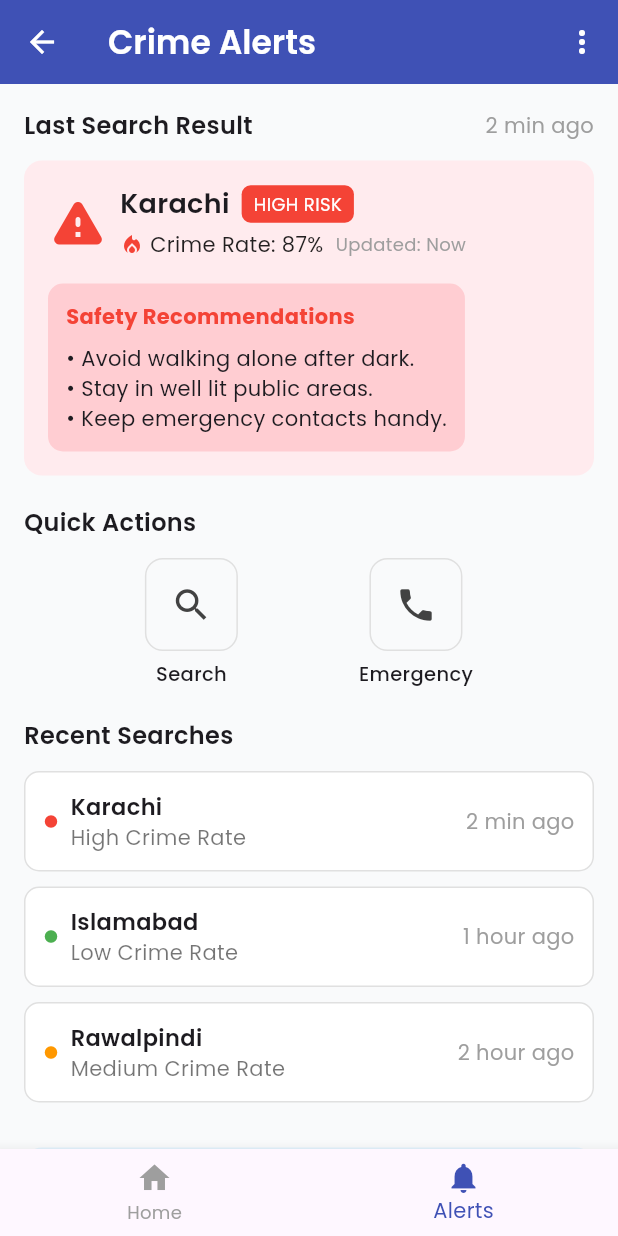
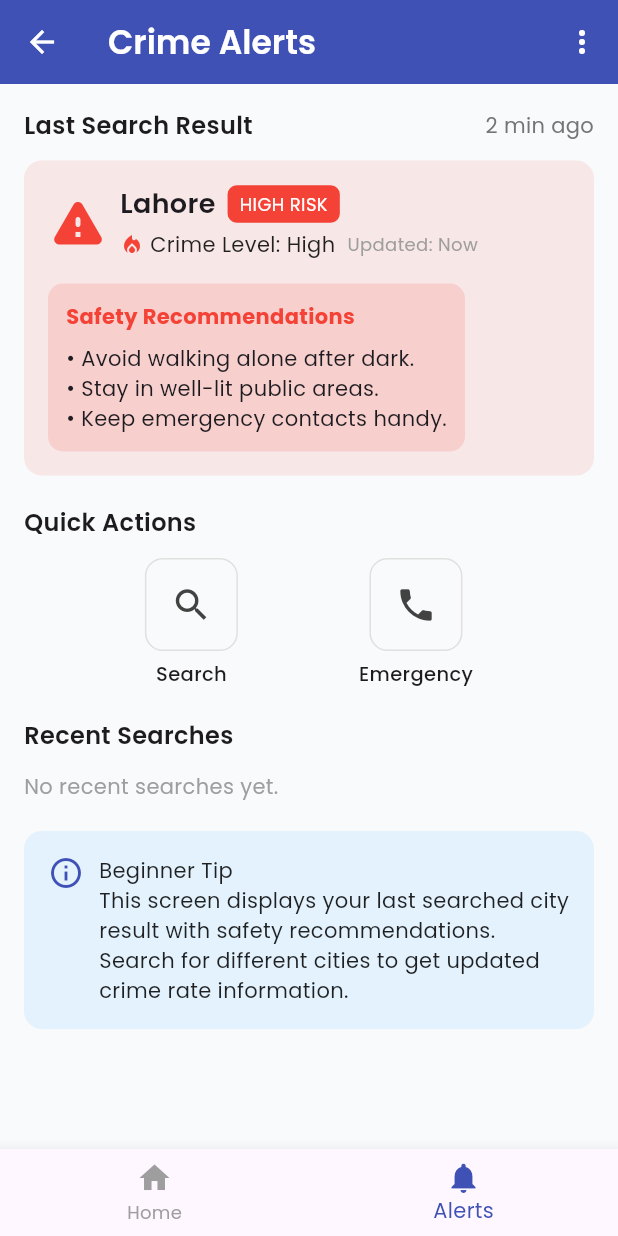
Before and after one commit to Amansarfraz/crime_app, a Flutter app: the CrimeAlertsScreen screen opened by its route, on a phone screen of 412 x 824 dp. Run offline on Flutter 3.47's test engine with Material 3 defaults, Android fonts, the phone set to English and light mode, and no system bars; our stand-ins replace google_fonts.

Commit message:
first commit

```diff
--- a/lib/main.dart
+++ b/lib/main.dart
@@ -29,7 +29,12 @@ class MyApp extends StatelessWidget {
         '/getstartedscreen': (context) => const GetStartedScreen(),
         '/home_screen': (context) => const HomeScreen(),
         '/crime_categories_screen': (context) => const CrimeCategoriesScreen(),
-        '/crime_alerts_screen': (contest) => const CrimeAlertsScreen(),
+        // ❌ Fixed: added required parameters for CrimeAlertsScreen
+        '/crime_alerts_screen': (context) => CrimeAlertsScreen(
+          city: 'Lahore',
+          crimeLevel: 'High',
+          recentSearches: const [],
+        ),
       },
 
       // ✅ Handle dynamic routes like CrimeDetailScreen here
--- a/lib/screens/crime_alerts_screen.dart
+++ b/lib/screens/crime_alerts_screen.dart
@@ -1,10 +1,67 @@
 import 'package:flutter/material.dart';
+import 'package:intl/intl.dart';
 
 class CrimeAlertsScreen extends StatelessWidget {
-  const CrimeAlertsScreen({super.key});
+  final String city;
+  final String crimeLevel;
+  final List<Map<String, dynamic>> recentSearches;
+
+  const CrimeAlertsScreen({
+    super.key,
+    required this.city,
+    required this.crimeLevel,
+    required this.recentSearches,
+  });
+
+  Color getLevelColor(String level) {
+    switch (level) {
+      case 'High':
+        return Colors.red;
+      case 'Medium':
+        return Colors.orange;
+      case 'Low':
+        return Colors.green;
+      default:
+        return Colors.grey;
+    }
+  }
+
+  List<String> getSafetyTips(String level) {
+    switch (level) {
+      case 'High':
+        return [
+          'Avoid walking alone after dark.',
+          'Stay in well-lit public areas.',
+          'Keep emergency contacts handy.',
+        ];
+      case 'Medium':
+        return [
+          'Stay alert and aware of surroundings.',
+          'Avoid isolated locations at night.',
+        ];
+      case 'Low':
+        return [
+          'Maintain regular safety habits.',
+          'Report any suspicious activity.',
+        ];
+      default:
+        return ['Stay cautious and informed.'];
+    }
+  }
+
+  String timeAgo(DateTime time) {
+    final diff = DateTime.now().difference(time);
+    if (diff.inMinutes < 1) return 'Just now';
+    if (diff.inMinutes < 60) return '${diff.inMinutes} min ago';
+    if (diff.inHours < 24) return '${diff.inHours} hr ago';
+    return DateFormat('hh:mm a').format(time);
+  }
 
   @override
   Widget build(BuildContext context) {
+    final color = getLevelColor(crimeLevel);
+    final tips = getSafetyTips(crimeLevel);
+
     return Scaffold(
       backgroundColor: const Color(0xFFF9FAFB),
       appBar: AppBar(
@@ -12,7 +69,7 @@ class CrimeAlertsScreen extends StatelessWidget {
         elevation: 0,
         leading: IconButton(
           icon: const Icon(Icons.arrow_back, color: Colors.white),
-          onPressed: () {},
+          onPressed: () => Navigator.pop(context),
         ),
         title: const Text(
           'Crime Alerts',
@@ -25,10 +82,15 @@ class CrimeAlertsScreen extends StatelessWidget {
           ),
         ],
       ),
+
+      // ✅ Bottom Navigation
       bottomNavigationBar: BottomNavigationBar(
         currentIndex: 1,
         selectedItemColor: const Color(0xFF3F51B5),
         unselectedItemColor: Colors.grey,
+        onTap: (index) {
+          if (index == 0) Navigator.pop(context); // back to home
+        },
         items: const [
           BottomNavigationBarItem(icon: Icon(Icons.home), label: 'Home'),
           BottomNavigationBarItem(
@@ -37,6 +99,8 @@ class CrimeAlertsScreen extends StatelessWidget {
           ),
         ],
       ),
+
+      // ✅ Scrollable Body
       body: SingleChildScrollView(
         padding: const EdgeInsets.all(16),
         child: Column(
@@ -45,12 +109,12 @@ class CrimeAlertsScreen extends StatelessWidget {
             // ===== Last Search Result =====
             Row(
               mainAxisAlignment: MainAxisAlignment.spaceBetween,
-              children: const [
-                Text(
+              children: [
+                const Text(
                   'Last Search Result',
                   style: TextStyle(fontSize: 16, fontWeight: FontWeight.w600),
                 ),
-                Text('2 min ago', style: TextStyle(color: Colors.grey)),
+                Text('2 min ago', style: TextStyle(color: Colors.grey[600])),
               ],
             ),
             const SizedBox(height: 12),
@@ -59,7 +123,7 @@ class CrimeAlertsScreen extends StatelessWidget {
             Container(
               padding: const EdgeInsets.all(16),
               decoration: BoxDecoration(
-                color: const Color(0xFFFFEBEE),
+                color: color.withOpacity(0.1),
                 borderRadius: BorderRadius.circular(12),
               ),
               child: Column(
@@ -68,20 +132,17 @@ class CrimeAlertsScreen extends StatelessWidget {
                   // City + High Risk Badge
                   Row(
                     children: [
-                      const Icon(
-                        Icons.warning_rounded,
-                        color: Colors.red,
-                        size: 40,
-                      ),
+                      Icon(Icons.warning_rounded, color: color, size: 40),
                       const SizedBox(width: 8),
-                      Column(
+                      Expanded(
+                        child: Column(
                           crossAxisAlignment: CrossAxisAlignment.start,
                           children: [
                             Row(
                               children: [
-                              const Text(
-                                'Karachi',
-                                style: TextStyle(
+                                Text(
+                                  city,
+                                  style: const TextStyle(
                                     fontSize: 18,
                                     fontWeight: FontWeight.w600,
                                   ),
@@ -93,12 +154,12 @@ class CrimeAlertsScreen extends StatelessWidget {
                                     vertical: 4,
                                   ),
                                   decoration: BoxDecoration(
-                                  color: Colors.red,
+                                    color: color,
                                     borderRadius: BorderRadius.circular(6),
                                   ),
-                                child: const Text(
-                                  'HIGH RISK',
-                                  style: TextStyle(
+                                  child: Text(
+                                    '${crimeLevel.toUpperCase()} RISK',
+                                    style: const TextStyle(
                                       color: Colors.white,
                                       fontSize: 12,
                                     ),
@@ -108,22 +169,22 @@ class CrimeAlertsScreen extends StatelessWidget {
                             ),
                             const SizedBox(height: 4),
                             Row(
-                            children: const [
+                              children: [
                                 Icon(
                                   Icons.local_fire_department,
-                                color: Colors.red,
+                                  color: color,
                                   size: 16,
                                 ),
-                              SizedBox(width: 4),
+                                const SizedBox(width: 4),
                                 Text(
-                                'Crime Rate: 87%',
-                                style: TextStyle(
+                                  'Crime Level: $crimeLevel',
+                                  style: const TextStyle(
                                     fontSize: 14,
                                     color: Colors.black87,
                                   ),
                                 ),
-                              SizedBox(width: 8),
-                              Text(
+                                const SizedBox(width: 8),
+                                const Text(
                                   'Updated: Now',
                                   style: TextStyle(
                                     fontSize: 12,
@@ -134,30 +195,30 @@ class CrimeAlertsScreen extends StatelessWidget {
                             ),
                           ],
                         ),
+                      ),
                     ],
                   ),
                   const SizedBox(height: 16),
+
                   // Safety Recommendations
                   Container(
                     padding: const EdgeInsets.all(12),
                     decoration: BoxDecoration(
-                      color: const Color(0xFFFFCDD2),
+                      color: color.withOpacity(0.15),
                       borderRadius: BorderRadius.circular(10),
                     ),
-                    child: const Column(
+                    child: Column(
                       crossAxisAlignment: CrossAxisAlignment.start,
                       children: [
                         Text(
                           'Safety Recommendations',
                           style: TextStyle(
                             fontWeight: FontWeight.bold,
-                            color: Colors.red,
+                            color: color,
                           ),
                         ),
-                        SizedBox(height: 8),
-                        Text('• Avoid walking alone after dark.'),
-                        Text('• Stay in well lit public areas.'),
-                        Text('• Keep emergency contacts handy.'),
+                        const SizedBox(height: 8),
+                        ...tips.map((t) => Text('• $t')).toList(),
                       ],
                     ),
                   ),
@@ -187,23 +248,25 @@ class CrimeAlertsScreen extends StatelessWidget {
               style: TextStyle(fontSize: 16, fontWeight: FontWeight.w600),
             ),
             const SizedBox(height: 12),
-            _recentSearch(
-              'Karachi',
-              'High Crime Rate',
-              '2 min ago',
-              Colors.red,
-            ),
-            _recentSearch(
-              'Islamabad',
-              'Low Crime Rate',
-              '1 hour ago',
-              Colors.green,
-            ),
-            _recentSearch(
-              'Rawalpindi',
-              'Medium Crime Rate',
-              '2 hour ago',
-              Colors.orange,
+
+            if (recentSearches.isEmpty)
+              const Text(
+                'No recent searches yet.',
+                style: TextStyle(color: Colors.grey),
+              )
+            else
+              Column(
+                children: recentSearches.map((item) {
+                  final time = item['time'] ?? DateTime.now();
+                  final level = item['level'] ?? 'Low';
+                  final city = item['city'] ?? 'Unknown';
+                  return _recentSearch(
+                    city,
+                    level,
+                    timeAgo(time),
+                    getLevelColor(level),
+                  );
+                }).toList(),
               ),
 
             const SizedBox(height: 20),
@@ -257,12 +320,7 @@ class CrimeAlertsScreen extends StatelessWidget {
   }
 
   // ===== Recent Search Widget =====
-  Widget _recentSearch(
-    String city,
-    String status,
-    String time,
-    Color dotColor,
-  ) {
+  Widget _recentSearch(String city, String level, String time, Color dotColor) {
     return Container(
       margin: const EdgeInsets.only(bottom: 10),
       padding: const EdgeInsets.all(12),
@@ -288,7 +346,10 @@ class CrimeAlertsScreen extends StatelessWidget {
                       fontSize: 15,
                     ),
                   ),
-                  Text(status, style: const TextStyle(color: Colors.black54)),
+                  Text(
+                    'Crime Level: $level',
+                    style: const TextStyle(color: Colors.black54),
+                  ),
                 ],
               ),
             ],
--- a/pubspec.yaml
+++ b/pubspec.yaml
@@ -30,11 +30,13 @@ environment:
 dependencies:
   flutter:
     sdk: flutter
-  google_fonts: ^6.1.0
+  google_fonts: ^6.3.2
+  intl: ^0.20.2
 
   # The following adds the Cupertino Icons font to your application.
   # Use with the CupertinoIcons class for iOS style icons.
   cupertino_icons: ^1.0.8
+  http: ^1.5.0
 
 dev_dependencies:
   flutter_test:
```
Also changed, not shown: lib/screens/home_screen.dart (+43 -67 lines), pubspec.lock. Lines whose indentation alone changed are shown as unchanged.
